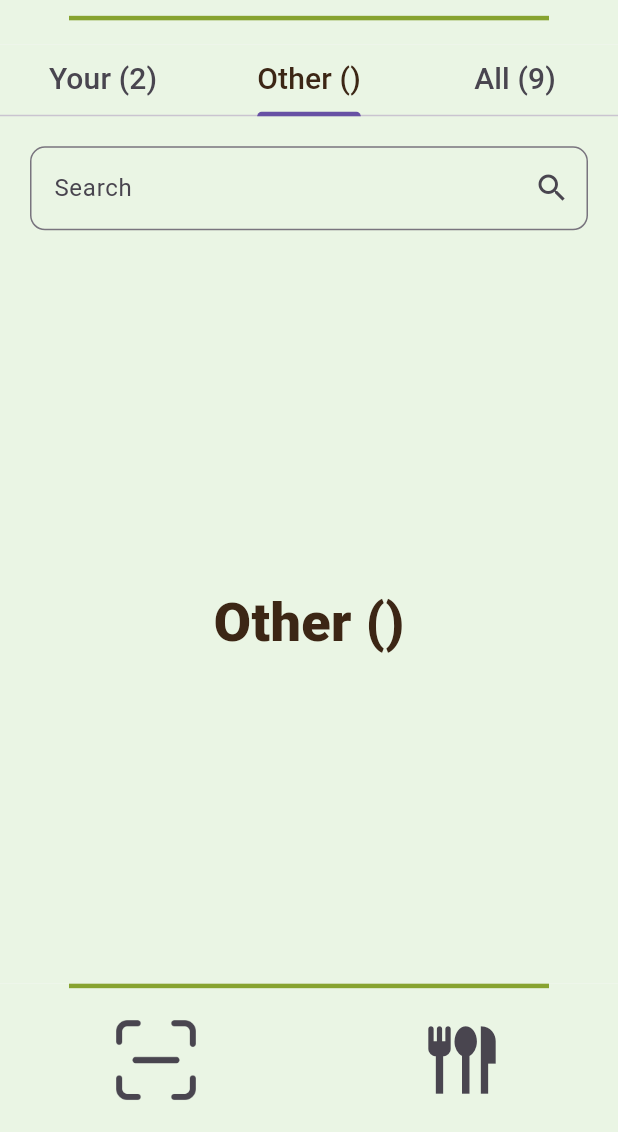
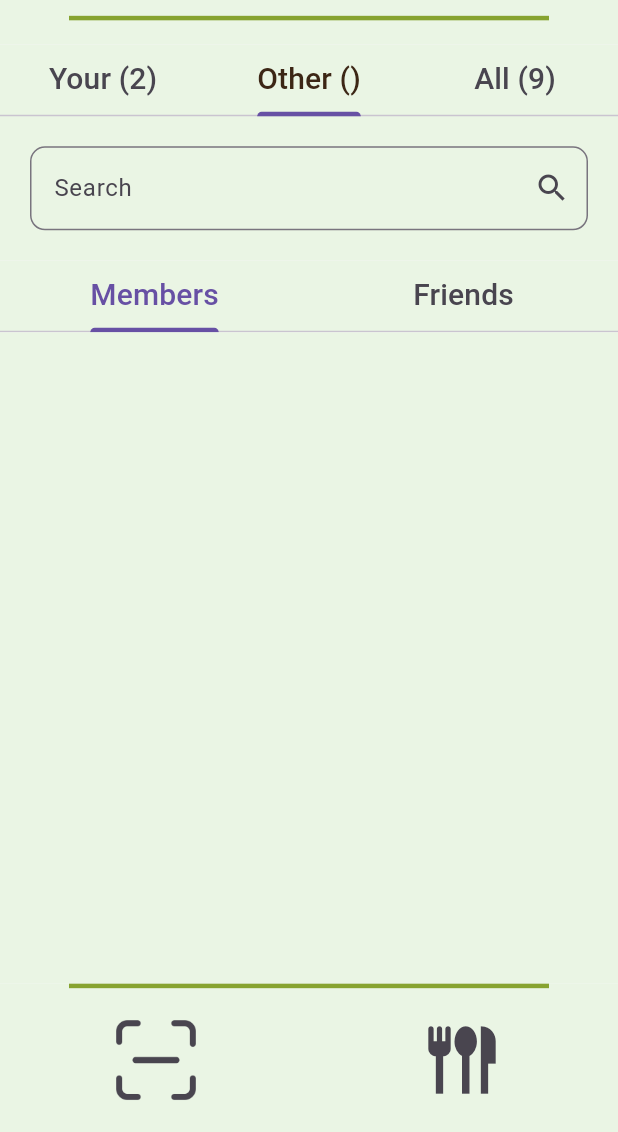
Before and after one commit to alberta007/Dubnium, a Flutter app: the MyCustomClass2 screen opened directly, tab 2 chosen, on a phone screen of 412 x 824 dp, the part 104-1236 px from its top. Run offline on Flutter 3.47's test engine with Material 2 defaults, Android fonts, the phone set to English and light mode, and no system bars; our stand-ins replace firebase_auth, firebase_core, firebase_database, fluttertoast, font_awesome_flutter, google_sign_in; missing offline and left inert: flutter_barcode_scanner, mobile_scanner; accounts and stored records are empty.

Commit message:
Update preferences.dart

```diff
--- a/flutterbase/lib/Widgets/preferences.dart
+++ b/flutterbase/lib/Widgets/preferences.dart
@@ -52,7 +52,8 @@ class _MyCustomClass2State extends State<MyCustomClass2> {
   @override
   Widget build(BuildContext context) {
     return Scaffold(
-      body: Column(children: [
+      body: Column(
+        children: [
           Expanded(flex: 12, child: menuTopBar()),
           Expanded(
             flex: 76,
@@ -60,25 +61,8 @@ class _MyCustomClass2State extends State<MyCustomClass2> {
               length: 3,
               child: Scaffold(
                 backgroundColor: Color(0xFFEAF5E4),
-                    /*appBar: AppBar(
-                      backgroundColor: Color(0xFFEAF5E4),
-                      toolbarHeight: 0,
-                      bottom: TabBar(
-                        labelColor: Color(0xFF3C2615),
-                        tabs: [
-                          Tab(
-                              child: Text("Your (${profilePreferences.length})",
-                                  style: TextStyle(fontSize: 20))),
-                          Tab(
-                              child: Text("Other ()",
-                                  style: TextStyle(fontSize: 20))),
-                          Tab(
-                              child: Text("All (${allPreferencesList.length})",
-                                  style: TextStyle(fontSize: 20))),
-                        ],
-                      ),
-                    ),*/
-                    body: Column(children: [
+                body: Column(
+                  children: [
                     TabBar(
                       labelColor: Color(0xFF3C2615),
                       tabs: [
@@ -103,13 +87,15 @@ class _MyCustomClass2State extends State<MyCustomClass2> {
                               borderRadius: BorderRadius.circular(10.0),
                             )),
                         onChanged: (value) {
-                            setState(() {
+                          setState(
+                            () {
                               filteredList = allPreferencesList
                                   .where((string) => string
                                       .toLowerCase()
                                       .contains(value.toLowerCase()))
                                   .toList();
-                            });
+                            },
+                          );
                         },
                       ),
                     ),
@@ -175,8 +161,8 @@ class _MyCustomClass2State extends State<MyCustomClass2> {
                                               child: TextButton(
                                                 style: ButtonStyle(
                                                   backgroundColor:
-                                                        MaterialStateProperty
-                                                            .all<Color>(
+                                                      MaterialStateProperty.all<
+                                                          Color>(
                                                     Color(0xFF87A330),
                                                   ),
                                                 ),
@@ -187,8 +173,7 @@ class _MyCustomClass2State extends State<MyCustomClass2> {
                                                   "Remove",
                                                   style: TextStyle(
                                                     color: Colors.white,
-                                                      fontWeight:
-                                                          FontWeight.bold,
+                                                    fontWeight: FontWeight.bold,
                                                     fontSize: 18,
                                                   ),
                                                 ),
@@ -206,12 +191,36 @@ class _MyCustomClass2State extends State<MyCustomClass2> {
 
                           // Second Tab View
                           Center(
-                              child: Text(
-                                "Other ()",
-                                style: TextStyle(
-                                  color: Color(0xFF3C2615),
-                                  fontWeight: FontWeight.w800,
-                                  fontSize: 36,
+                            child: DefaultTabController(
+                              length: 2,
+                              child: Scaffold(
+                                body: Column(
+                                  children: [
+                                    Container(
+                                      color: Color(0xFFEAF5E4),
+                                      child: TabBar(
+                                        tabs: [
+                                          Tab(
+                                              child: Text("Members",
+                                                  style:
+                                                      TextStyle(fontSize: 20))),
+                                          Tab(
+                                              child: Text("Friends",
+                                                  style:
+                                                      TextStyle(fontSize: 20)))
+                                        ],
+                                      ),
+                                    ),
+                                    Expanded(
+                                      child: TabBarView(
+                                        children: [
+                                          Container(color: Color(0xFFEAF5E4)),
+                                          Container(color: Color(0xFFEAF5E4)),
+                                        ],
+                                      ),
+                                    ),
+                                  ],
+                                ),
                               ),
                             ),
                           ),
@@ -249,11 +258,10 @@ class _MyCustomClass2State extends State<MyCustomClass2> {
                                                 filteredList[index],
                                                 style: TextStyle(
                                                     color: Color(0xFF3C2615),
-                                                      fontWeight:
-                                                          FontWeight.w800,
+                                                    fontWeight: FontWeight.w800,
                                                     fontSize: 26,
-                                                      overflow: TextOverflow
-                                                          .ellipsis),
+                                                    overflow:
+                                                        TextOverflow.ellipsis),
                                               ),
                                               Text(
                                                 "Tap for info >",
@@ -275,8 +283,8 @@ class _MyCustomClass2State extends State<MyCustomClass2> {
                                               child: TextButton(
                                                 style: ButtonStyle(
                                                   backgroundColor:
-                                                        MaterialStateProperty
-                                                            .all<Color>(
+                                                      MaterialStateProperty.all<
+                                                          Color>(
                                                     Color(0xFF87A330),
                                                   ),
                                                 ),
@@ -292,8 +300,7 @@ class _MyCustomClass2State extends State<MyCustomClass2> {
                                                   "Add",
                                                   style: TextStyle(
                                                     color: Colors.white,
-                                                      fontWeight:
-                                                          FontWeight.bold,
+                                                    fontWeight: FontWeight.bold,
                                                     fontSize: 18,
                                                   ),
                                                 ),
@@ -311,9 +318,14 @@ class _MyCustomClass2State extends State<MyCustomClass2> {
                         ],
                       ),
                     )
-                    ])))),
+                  ],
+                ),
+              ),
+            ),
+          ),
           Expanded(flex: 12, child: menuBottomBar())
-      ]),
+        ],
+      ),
     );
   }
 }
```
Lines whose indentation alone changed are shown as unchanged.
